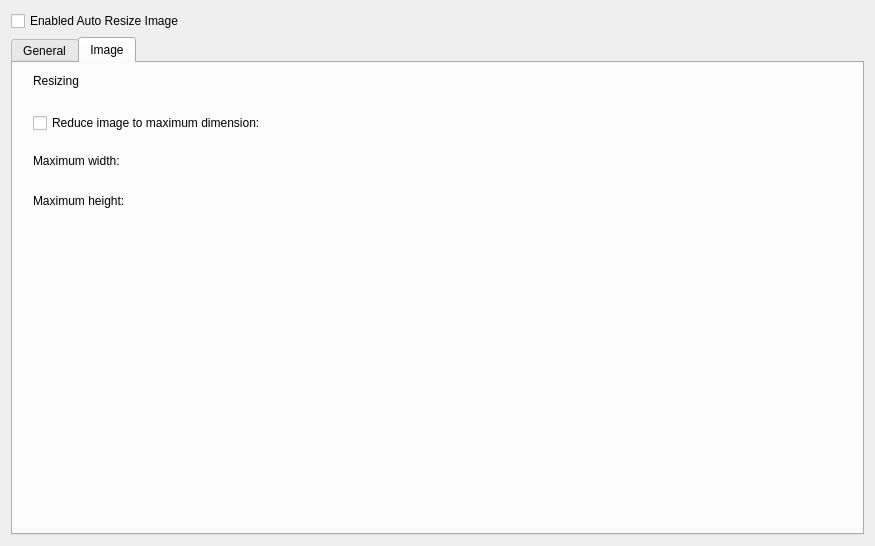
Before: the Qt Designer form messagecomposer/autoimageresizing/autoresizeimagewidget.ui in chusopr/kdepim-ktimetracker-akonadi, drawn with Qt 5.
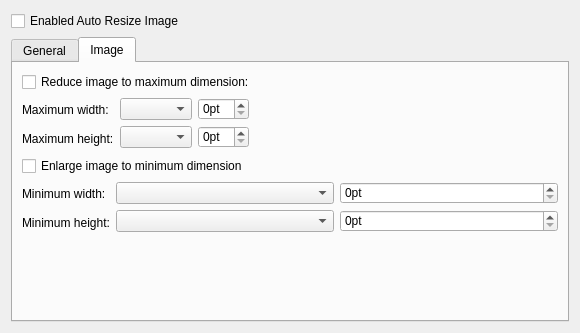
After: the same form once the commit is applied. The open tabs and pages were chosen to show the change. Custom widgets are drawn as their Qt base class.

Commit message: improve autoresize widget

```diff
--- a/messagecomposer/autoimageresizing/autoresizeimagewidget.ui
+++ b/messagecomposer/autoimageresizing/autoresizeimagewidget.ui
@@ -6,8 +6,8 @@
    <rect>
     <x>0</x>
     <y>0</y>
-    <width>875</width>
-    <height>546</height>
+    <width>580</width>
+    <height>333</height>
    </rect>
   </property>
   <property name="windowTitle">
@@ -71,63 +71,147 @@
       <attribute name="title">
        <string>Image</string>
       </attribute>
-      <widget class="QLabel" name="label">
-       <property name="geometry">
-        <rect>
-         <x>20</x>
-         <y>10</y>
-         <width>59</width>
-         <height>15</height>
-        </rect>
-       </property>
-       <property name="text">
-        <string>Resizing</string>
-       </property>
-      </widget>
-      <widget class="QCheckBox" name="checkBox">
-       <property name="geometry">
-        <rect>
-         <x>20</x>
-         <y>50</y>
-         <width>271</width>
-         <height>20</height>
-        </rect>
-       </property>
-       <property name="text">
-        <string>Reduce image to maximum dimension:</string>
-       </property>
-      </widget>
-      <widget class="QLabel" name="label_2">
-       <property name="geometry">
-        <rect>
-         <x>20</x>
-         <y>90</y>
-         <width>111</width>
-         <height>16</height>
-        </rect>
-       </property>
-       <property name="text">
-        <string>Maximum width:</string>
-       </property>
-      </widget>
-      <widget class="QLabel" name="label_3">
-       <property name="geometry">
-        <rect>
-         <x>20</x>
-         <y>130</y>
-         <width>111</width>
-         <height>16</height>
-        </rect>
-       </property>
-       <property name="text">
-        <string>Maximum height:</string>
-       </property>
-      </widget>
+      <layout class="QGridLayout" name="gridLayout">
+       <item row="2" column="0">
+        <widget class="QCheckBox" name="EnlargeImageToMinimum">
+         <property name="text">
+          <string>Enlarge image to minimum dimension</string>
+         </property>
+        </widget>
+       </item>
+       <item row="3" column="0">
+        <layout class="QFormLayout" name="formLayout_2">
+         <item row="0" column="0">
+          <layout class="QVBoxLayout" name="verticalLayout_5">
+           <item>
+            <widget class="QLabel" name="label_4">
+             <property name="text">
+              <string>Minimum width:</string>
+             </property>
+            </widget>
+           </item>
+           <item>
+            <widget class="QLabel" name="label_5">
+             <property name="text">
+              <string>Minimum height:</string>
+             </property>
+            </widget>
+           </item>
+          </layout>
+         </item>
+         <item row="0" column="1">
+          <layout class="QGridLayout" name="gridLayout_3">
+           <item row="0" column="0">
+            <widget class="KComboBox" name="CBMinimumWidth"/>
+           </item>
+           <item row="2" column="0">
+            <widget class="KComboBox" name="CBMinimumHeight"/>
+           </item>
+           <item row="0" column="1">
+            <widget class="KIntSpinBox" name="customMinimumWidth">
+             <property name="suffix">
+              <string>pt</string>
+             </property>
+            </widget>
+           </item>
+           <item row="2" column="1">
+            <widget class="KIntSpinBox" name="customMinimumHeight">
+             <property name="suffix">
+              <string>pt</string>
+             </property>
+            </widget>
+           </item>
+          </layout>
+         </item>
+        </layout>
+       </item>
+       <item row="0" column="0">
+        <widget class="QCheckBox" name="ReduceImageToMaximum">
+         <property name="text">
+          <string>Reduce image to maximum dimension:</string>
+         </property>
+        </widget>
+       </item>
+       <item row="4" column="0">
+        <spacer name="verticalSpacer_2">
+         <property name="orientation">
+          <enum>Qt::Vertical</enum>
+         </property>
+         <property name="sizeHint" stdset="0">
+          <size>
+           <width>20</width>
+           <height>40</height>
+          </size>
+         </property>
+        </spacer>
+       </item>
+       <item row="1" column="0">
+        <layout class="QFormLayout" name="formLayout">
+         <property name="fieldGrowthPolicy">
+          <enum>QFormLayout::ExpandingFieldsGrow</enum>
+         </property>
+         <item row="0" column="0">
+          <layout class="QVBoxLayout" name="verticalLayout_4">
+           <item>
+            <widget class="QLabel" name="label_2">
+             <property name="text">
+              <string>Maximum width:</string>
+             </property>
+            </widget>
+           </item>
+           <item>
+            <widget class="QLabel" name="label_3">
+             <property name="text">
+              <string>Maximum height:</string>
+             </property>
+            </widget>
+           </item>
+          </layout>
+         </item>
+         <item row="0" column="1">
+          <layout class="QGridLayout" name="gridLayout_2">
+           <item row="0" column="0">
+            <widget class="KComboBox" name="CBMaximumWidth"/>
+           </item>
+           <item row="2" column="0">
+            <widget class="KComboBox" name="CBMaximumHeight"/>
+           </item>
+           <item row="0" column="1">
+            <widget class="KIntSpinBox" name="customMaximumWidth">
+             <property name="suffix">
+              <string>pt</string>
+             </property>
+            </widget>
+           </item>
+           <item row="2" column="1">
+            <widget class="KIntSpinBox" name="customMaximumHeight">
+             <property name="suffix">
+              <string>pt</string>
+             </property>
+            </widget>
+           </item>
+          </layout>
+         </item>
+        </layout>
+       </item>
+      </layout>
      </widget>
     </widget>
    </item>
   </layout>
  </widget>
+ <customwidgets>
+  <customwidget>
+   <class>KComboBox</class>
+   <extends>QComboBox</extends>
+   <header>kcombobox.h</header>
+  </customwidget>
+  <customwidget>
+   <class>KIntSpinBox</class>
+   <extends>QSpinBox</extends>
+   <header>knuminput.h</header>
+  </customwidget>
+ </customwidgets>
  <resources/>
  <connections/>
 </ui>
```
Left out of the diff: 13 changed lines with no effect on the pictures. The commit also changes 6 other files.
